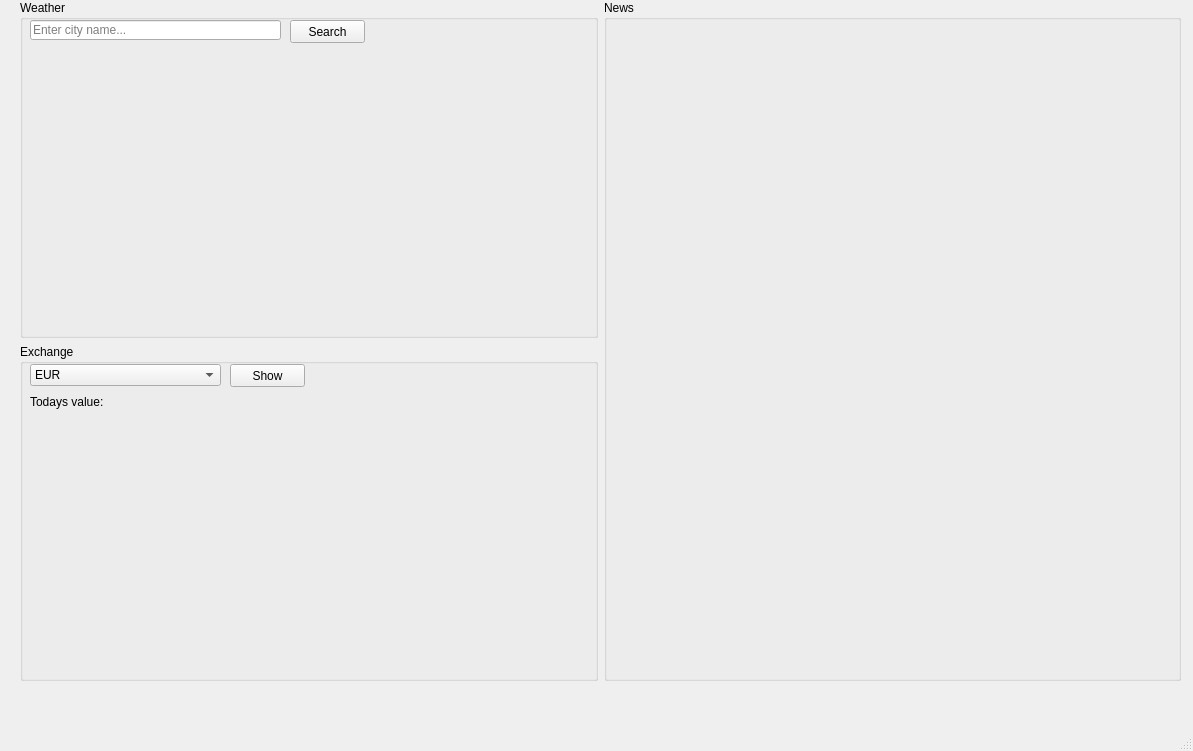
Above: gui_design.ui from Undekon/Personal-Data-Dashboard before the change. Below: the same form after it.
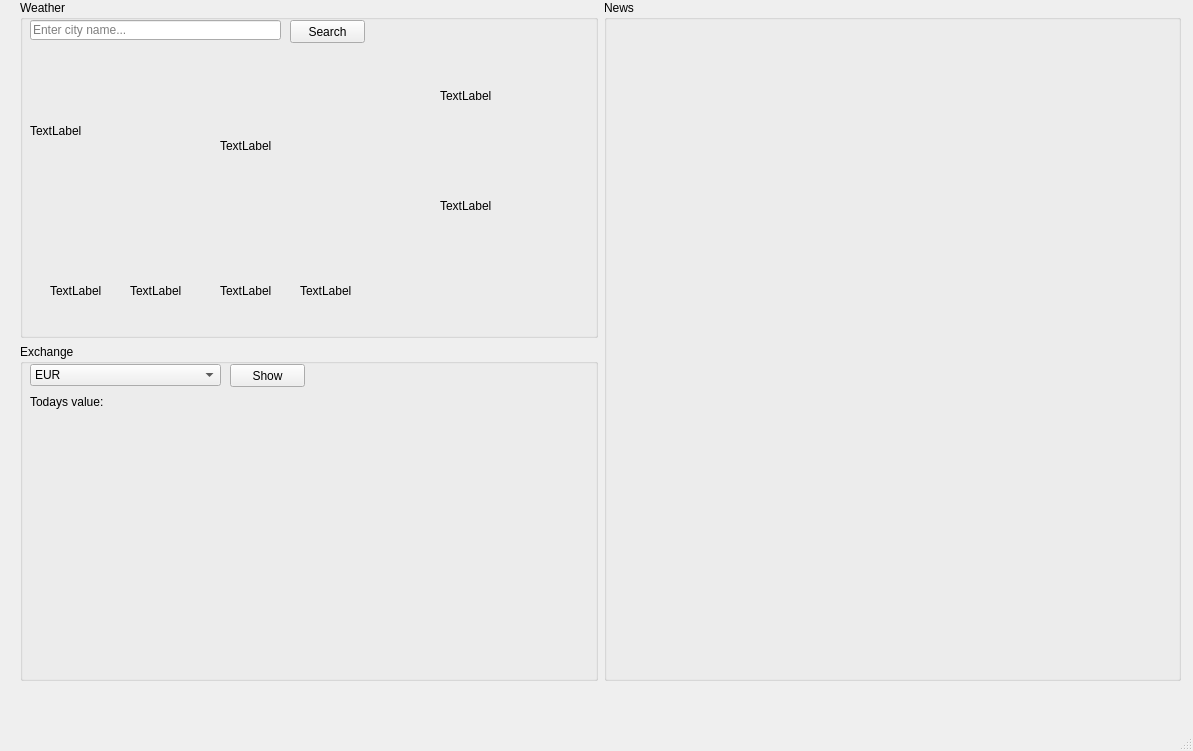
That is the form after the change.

Commit message: Added basic weather functions

```diff
--- a/gui_design.ui
+++ b/gui_design.ui
@@ -14,7 +14,7 @@
    <string>MainWindow</string>
   </property>
   <widget class="QWidget" name="centralwidget">
-   <widget class="QWidget" name="">
+   <widget class="QWidget" name="layoutWidget">
     <property name="geometry">
      <rect>
       <x>20</x>
@@ -152,6 +152,110 @@
          <string>Search</string>
         </property>
        </widget>
+       <widget class="QLabel" name="weather_today">
+        <property name="geometry">
+         <rect>
+          <x>10</x>
+          <y>50</y>
+          <width>331</width>
+          <height>161</height>
+         </rect>
+        </property>
+        <property name="text">
+         <string>TextLabel</string>
+        </property>
+       </widget>
+       <widget class="QLabel" name="weather_tomorrow">
+        <property name="geometry">
+         <rect>
+          <x>420</x>
+          <y>50</y>
+          <width>91</width>
+          <height>91</height>
+         </rect>
+        </property>
+        <property name="text">
+         <string>TextLabel</string>
+        </property>
+       </widget>
+       <widget class="QLabel" name="weather_2days">
+        <property name="geometry">
+         <rect>
+          <x>420</x>
+          <y>160</y>
+          <width>91</width>
+          <height>91</height>
+         </rect>
+        </property>
+        <property name="text">
+         <string>TextLabel</string>
+        </property>
+       </widget>
+       <widget class="QLabel" name="weather_today_wind">
+        <property name="geometry">
+         <rect>
+          <x>30</x>
+          <y>260</y>
+          <width>61</width>
+          <height>61</height>
+         </rect>
+        </property>
+        <property name="text">
+         <string>TextLabel</string>
+        </property>
+       </widget>
+       <widget class="QLabel" name="weather_today_humidity">
+        <property name="geometry">
+         <rect>
+          <x>110</x>
+          <y>260</y>
+          <width>61</width>
+          <height>61</height>
+         </rect>
+        </property>
+        <property name="text">
+         <string>TextLabel</string>
+        </property>
+       </widget>
+       <widget class="QLabel" name="weather_today_visibility">
+        <property name="geometry">
+         <rect>
+          <x>200</x>
+          <y>260</y>
+          <width>61</width>
+          <height>61</height>
+         </rect>
+        </property>
+        <property name="text">
+         <string>TextLabel</string>
+        </property>
+       </widget>
+       <widget class="QLabel" name="weather_today_pressure">
+        <property name="geometry">
+         <rect>
+          <x>280</x>
+          <y>260</y>
+          <width>61</width>
+          <height>61</height>
+         </rect>
+        </property>
+        <property name="text">
+         <string>TextLabel</string>
+        </property>
+       </widget>
+       <widget class="QLabel" name="weather_today_temp">
+        <property name="geometry">
+         <rect>
+          <x>200</x>
+          <y>110</y>
+          <width>81</width>
+          <height>71</height>
+         </rect>
+        </property>
+        <property name="text">
+         <string>TextLabel</string>
+        </property>
+       </widget>
       </widget>
      </item>
     </layout>
```
The commit also changes 10 other files.
